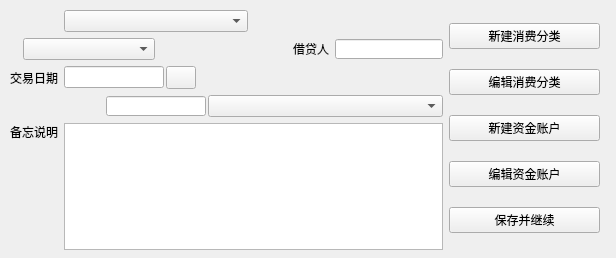
Qt form ui/changebillwidget.ui (Harry-Chen/OOP-Cash) before a commit.
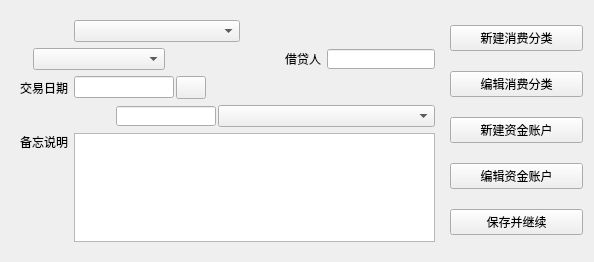
The same form after that commit.

What changed in the file:
```diff
--- a/ui/changebillwidget.ui
+++ b/ui/changebillwidget.ui
@@ -6,22 +6,16 @@
    <rect>
     <x>0</x>
     <y>0</y>
-    <width>616</width>
+    <width>594</width>
     <height>258</height>
    </rect>
   </property>
   <property name="windowTitle">
    <string>Form</string>
   </property>
+  <layout class="QGridLayout" name="gridLayout_2">
+   <item row="0" column="0">
   <widget class="QWidget" name="WindMain" native="true">
-   <property name="geometry">
-    <rect>
-     <x>10</x>
-     <y>10</y>
-     <width>433</width>
-     <height>240</height>
-    </rect>
-   </property>
    <property name="sizePolicy">
     <sizepolicy hsizetype="Fixed" vsizetype="Fixed">
      <horstretch>0</horstretch>
@@ -300,15 +294,8 @@
     </item>
    </layout>
   </widget>
-  <widget class="QWidget" name="verticalLayoutWidget">
-   <property name="geometry">
-    <rect>
-     <x>449</x>
-     <y>9</y>
-     <width>151</width>
-     <height>241</height>
-    </rect>
-   </property>
+   </item>
+   <item row="0" column="1">
    <layout class="QVBoxLayout" name="verticalLayout">
     <item>
      <widget class="QPushButton" name="newCatebtn">
@@ -346,7 +333,8 @@
      </widget>
     </item>
    </layout>
-  </widget>
+   </item>
+  </layout>
  </widget>
  <tabstops>
   <tabstop>combo1</tabstop>
```
Lines whose indentation alone changed are shown as unchanged.
